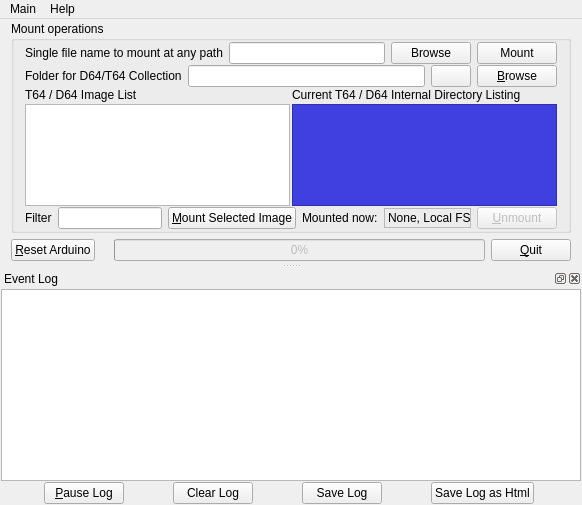
This is mainwindow.ui in Larswad/uno2iec as Qt 5 draws it before an edit. The edited form follows.
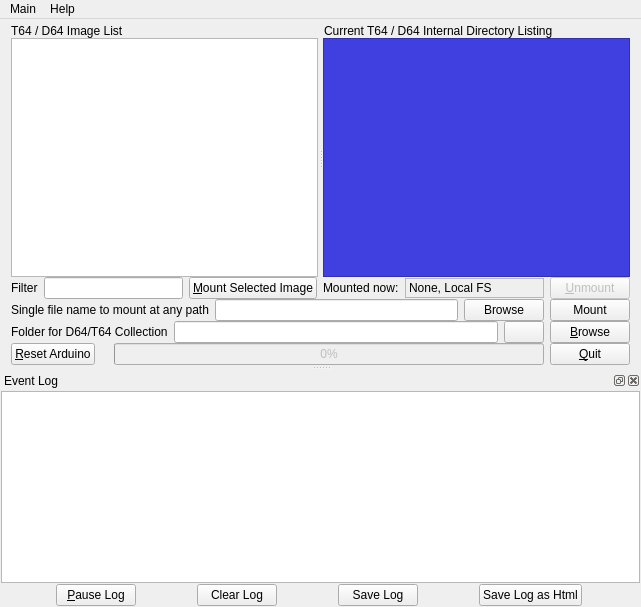
This is the edited form. Icons and pictures are not drawn.

Commit message: Fixed bugs for saving files so it now appears to work for native file system, .PRG files. Works with replace mode using @ character. Write and read progress improved. UI is now rearranged again with splitter between the dirlist and image directory. Splitter is persistent. Improved global defines for arduino side and some code cleanup. Added a nice binary logger that can be used for debugging on the PC side. C64 cursor in dirlist is now hidden while reading or writing data, just like the CBM.

```diff
--- a/mainwindow.ui
+++ b/mainwindow.ui
@@ -6,203 +6,28 @@
    <rect>
     <x>0</x>
     <y>0</y>
-    <width>582</width>
-    <height>505</height>
+    <width>641</width>
+    <height>607</height>
    </rect>
   </property>
   <property name="windowTitle">
    <string>Arduino To IEC Host</string>
   </property>
   <widget class="QWidget" name="centralWidget">
-   <layout class="QVBoxLayout" name="verticalLayout">
-    <property name="topMargin">
-     <number>2</number>
-    </property>
-    <property name="bottomMargin">
-     <number>2</number>
-    </property>
-    <item>
-     <widget class="QGroupBox" name="groupBox_2">
-      <property name="title">
-       <string>Mount operations</string>
-      </property>
-      <layout class="QVBoxLayout" name="verticalLayout_2">
-       <property name="spacing">
-        <number>1</number>
-       </property>
-       <property name="topMargin">
-        <number>1</number>
-       </property>
-       <property name="bottomMargin">
-        <number>1</number>
-       </property>
-       <item>
-        <layout class="QHBoxLayout" name="horizontalLayout_3">
-         <item>
-          <widget class="QLabel" name="label_6">
-           <property name="sizePolicy">
-            <sizepolicy hsizetype="Maximum" vsizetype="Preferred">
-             <horstretch>0</horstretch>
-             <verstretch>0</verstretch>
-            </sizepolicy>
-           </property>
-           <property name="minimumSize">
-            <size>
-             <width>140</width>
-             <height>0</height>
-            </size>
-           </property>
-           <property name="text">
-            <string>Single file name to mount at any path</string>
-           </property>
-          </widget>
-         </item>
-         <item>
-          <widget class="QLineEdit" name="singleImageName">
-           <property name="sizePolicy">
-            <sizepolicy hsizetype="Expanding" vsizetype="Fixed">
-             <horstretch>0</horstretch>
-             <verstretch>0</verstretch>
-            </sizepolicy>
-           </property>
-           <property name="minimumSize">
-            <size>
-             <width>0</width>
-             <height>0</height>
-            </size>
-           </property>
-          </widget>
-         </item>
-         <item>
-          <widget class="QPushButton" name="browseSingle">
-           <property name="sizePolicy">
-            <sizepolicy hsizetype="Maximum" vsizetype="Fixed">
-             <horstretch>0</horstretch>
-             <verstretch>0</verstretch>
-            </sizepolicy>
-           </property>
-           <property name="text">
-            <string>Browse</string>
-           </property>
-           <property name="icon">
-            <iconset>
-             <normaloff>icons/browse.png</normaloff>icons/browse.png</iconset>
-           </property>
-           <property name="iconSize">
-            <size>
-             <width>32</width>
-             <height>32</height>
-            </size>
-           </property>
-          </widget>
-         </item>
-         <item>
-          <widget class="QPushButton" name="mountSingle">
-           <property name="sizePolicy">
-            <sizepolicy hsizetype="Maximum" vsizetype="Fixed">
-             <horstretch>0</horstretch>
-             <verstretch>0</verstretch>
-            </sizepolicy>
-           </property>
-           <property name="text">
-            <string>Mount</string>
-           </property>
-           <property name="icon">
-            <iconset resource="resources.qrc">
-             <normaloff>:/icons/icons/floppy_mount.png</normaloff>:/icons/icons/floppy_mount.png</iconset>
-           </property>
-           <property name="iconSize">
-            <size>
-             <width>32</width>
-             <height>32</height>
-            </size>
-           </property>
-          </widget>
-         </item>
-        </layout>
-       </item>
-       <item>
-        <layout class="QHBoxLayout" name="horizontalLayout_5">
-         <item>
-          <widget class="QLabel" name="label_8">
-           <property name="text">
-            <string>Folder for D64/T64 Collection</string>
-           </property>
-          </widget>
-         </item>
-         <item>
-          <widget class="QLineEdit" name="imageDir">
-           <property name="sizePolicy">
-            <sizepolicy hsizetype="Expanding" vsizetype="Fixed">
-             <horstretch>0</horstretch>
-             <verstretch>0</verstretch>
-            </sizepolicy>
-           </property>
-           <property name="minimumSize">
-            <size>
-             <width>0</width>
-             <height>0</height>
-            </size>
-           </property>
-          </widget>
-         </item>
-         <item>
-          <widget class="QPushButton" name="reloadImageDir">
-           <property name="sizePolicy">
-            <sizepolicy hsizetype="Maximum" vsizetype="Fixed">
-             <horstretch>0</horstretch>
-             <verstretch>0</verstretch>
-            </sizepolicy>
-           </property>
-           <property name="text">
-            <string/>
-           </property>
-           <property name="icon">
-            <iconset resource="resources.qrc">
-             <normaloff>:/icons/icons/arrow_refresh.png</normaloff>:/icons/icons/arrow_refresh.png</iconset>
-           </property>
-           <property name="iconSize">
-            <size>
-             <width>32</width>
-             <height>32</height>
-            </size>
-           </property>
-          </widget>
-         </item>
-         <item>
-          <widget class="QPushButton" name="browseImageDir">
-           <property name="sizePolicy">
-            <sizepolicy hsizetype="Maximum" vsizetype="Fixed">
-             <horstretch>0</horstretch>
-             <verstretch>0</verstretch>
-            </sizepolicy>
-           </property>
-           <property name="text">
-            <string>&amp;Browse</string>
-           </property>
-           <property name="icon">
-            <iconset>
-             <normaloff>icons/browse.png</normaloff>icons/browse.png</iconset>
-           </property>
-           <property name="iconSize">
-            <size>
-             <width>32</width>
-             <height>32</height>
-            </size>
-           </property>
-          </widget>
-         </item>
-        </layout>
-       </item>
-       <item>
-        <layout class="QHBoxLayout" name="horizontalLayout_6">
-         <property name="spacing">
-          <number>2</number>
-         </property>
-         <item>
           <layout class="QVBoxLayout" name="verticalLayout_3">
            <property name="spacing">
-            <number>2</number>
+     <number>0</number>
+    </property>
+    <property name="topMargin">
+     <number>0</number>
+    </property>
+    <property name="bottomMargin">
+     <number>0</number>
+    </property>
+    <item>
+     <layout class="QHBoxLayout" name="horizontalLayout_9">
+      <property name="topMargin">
+       <number>5</number>
            </property>
            <item>
             <widget class="QLabel" name="label_9">
@@ -218,6 +43,49 @@
             </widget>
            </item>
            <item>
+       <widget class="QLabel" name="label_2">
+        <property name="sizePolicy">
+         <sizepolicy hsizetype="Preferred" vsizetype="Fixed">
+          <horstretch>0</horstretch>
+          <verstretch>0</verstretch>
+         </sizepolicy>
+        </property>
+        <property name="text">
+         <string>Current T64 / D64 Internal Directory Listing</string>
+        </property>
+       </widget>
+      </item>
+     </layout>
+    </item>
+    <item>
+     <widget class="QSplitter" name="splitter">
+      <property name="sizePolicy">
+       <sizepolicy hsizetype="Expanding" vsizetype="Expanding">
+        <horstretch>0</horstretch>
+        <verstretch>0</verstretch>
+       </sizepolicy>
+      </property>
+      <property name="minimumSize">
+       <size>
+        <width>0</width>
+        <height>200</height>
+       </size>
+      </property>
+      <property name="frameShape">
+       <enum>QFrame::NoFrame</enum>
+      </property>
+      <property name="lineWidth">
+       <number>1</number>
+      </property>
+      <property name="orientation">
+       <enum>Qt::Horizontal</enum>
+      </property>
+      <property name="opaqueResize">
+       <bool>true</bool>
+      </property>
+      <property name="handleWidth">
+       <number>5</number>
+      </property>
             <widget class="QTreeView" name="dirList">
              <property name="sizePolicy">
               <sizepolicy hsizetype="Expanding" vsizetype="Preferred">
@@ -241,28 +109,6 @@
               <bool>false</bool>
              </property>
             </widget>
-           </item>
-          </layout>
-         </item>
-         <item>
-          <layout class="QVBoxLayout" name="verticalLayout_5">
-           <property name="spacing">
-            <number>2</number>
-           </property>
-           <item>
-            <widget class="QLabel" name="label_2">
-             <property name="sizePolicy">
-              <sizepolicy hsizetype="Preferred" vsizetype="Fixed">
-               <horstretch>0</horstretch>
-               <verstretch>0</verstretch>
-              </sizepolicy>
-             </property>
-             <property name="text">
-              <string>Current T64 / D64 Internal Directory Listing</string>
-             </property>
-            </widget>
-           </item>
-           <item>
             <widget class="QTextEdit" name="imageDirList">
              <property name="font">
               <font>
@@ -292,10 +138,7 @@
               <number>16</number>
              </property>
             </widget>
-           </item>
-          </layout>
-         </item>
-        </layout>
+     </widget>
        </item>
        <item>
         <layout class="QHBoxLayout" name="horizontalLayout_8">
@@ -322,7 +165,7 @@
            </property>
            <property name="minimumSize">
             <size>
-             <width>80</width>
+          <width>100</width>
              <height>0</height>
             </size>
            </property>
@@ -421,8 +264,163 @@
          </item>
         </layout>
        </item>
-      </layout>
-     </widget>
+    <item>
+     <layout class="QHBoxLayout" name="horizontalLayout_3">
+      <item>
+       <widget class="QLabel" name="label_6">
+        <property name="sizePolicy">
+         <sizepolicy hsizetype="Maximum" vsizetype="Preferred">
+          <horstretch>0</horstretch>
+          <verstretch>0</verstretch>
+         </sizepolicy>
+        </property>
+        <property name="minimumSize">
+         <size>
+          <width>140</width>
+          <height>0</height>
+         </size>
+        </property>
+        <property name="text">
+         <string>Single file name to mount at any path</string>
+        </property>
+       </widget>
+      </item>
+      <item>
+       <widget class="QLineEdit" name="singleImageName">
+        <property name="sizePolicy">
+         <sizepolicy hsizetype="Expanding" vsizetype="Fixed">
+          <horstretch>0</horstretch>
+          <verstretch>0</verstretch>
+         </sizepolicy>
+        </property>
+        <property name="minimumSize">
+         <size>
+          <width>0</width>
+          <height>0</height>
+         </size>
+        </property>
+       </widget>
+      </item>
+      <item>
+       <widget class="QPushButton" name="browseSingle">
+        <property name="sizePolicy">
+         <sizepolicy hsizetype="Maximum" vsizetype="Fixed">
+          <horstretch>0</horstretch>
+          <verstretch>0</verstretch>
+         </sizepolicy>
+        </property>
+        <property name="text">
+         <string>Browse</string>
+        </property>
+        <property name="icon">
+         <iconset>
+          <normaloff>icons/browse.png</normaloff>icons/browse.png</iconset>
+        </property>
+        <property name="iconSize">
+         <size>
+          <width>32</width>
+          <height>32</height>
+         </size>
+        </property>
+       </widget>
+      </item>
+      <item>
+       <widget class="QPushButton" name="mountSingle">
+        <property name="sizePolicy">
+         <sizepolicy hsizetype="Maximum" vsizetype="Fixed">
+          <horstretch>0</horstretch>
+          <verstretch>0</verstretch>
+         </sizepolicy>
+        </property>
+        <property name="text">
+         <string>Mount</string>
+        </property>
+        <property name="icon">
+         <iconset resource="resources.qrc">
+          <normaloff>:/icons/icons/floppy_mount.png</normaloff>:/icons/icons/floppy_mount.png</iconset>
+        </property>
+        <property name="iconSize">
+         <size>
+          <width>32</width>
+          <height>32</height>
+         </size>
+        </property>
+       </widget>
+      </item>
+     </layout>
+    </item>
+    <item>
+     <layout class="QHBoxLayout" name="horizontalLayout_5">
+      <item>
+       <widget class="QLabel" name="label_8">
+        <property name="text">
+         <string>Folder for D64/T64 Collection</string>
+        </property>
+       </widget>
+      </item>
+      <item>
+       <widget class="QLineEdit" name="imageDir">
+        <property name="sizePolicy">
+         <sizepolicy hsizetype="Expanding" vsizetype="Fixed">
+          <horstretch>0</horstretch>
+          <verstretch>0</verstretch>
+         </sizepolicy>
+        </property>
+        <property name="minimumSize">
+         <size>
+          <width>0</width>
+          <height>0</height>
+         </size>
+        </property>
+       </widget>
+      </item>
+      <item>
+       <widget class="QPushButton" name="reloadImageDir">
+        <property name="sizePolicy">
+         <sizepolicy hsizetype="Maximum" vsizetype="Fixed">
+          <horstretch>0</horstretch>
+          <verstretch>0</verstretch>
+         </sizepolicy>
+        </property>
+        <property name="text">
+         <string/>
+        </property>
+        <property name="icon">
+         <iconset resource="resources.qrc">
+          <normaloff>:/icons/icons/arrow_refresh.png</normaloff>:/icons/icons/arrow_refresh.png</iconset>
+        </property>
+        <property name="iconSize">
+         <size>
+          <width>32</width>
+          <height>32</height>
+         </size>
+        </property>
+       </widget>
+      </item>
+      <item>
+       <widget class="QPushButton" name="browseImageDir">
+        <property name="sizePolicy">
+         <sizepolicy hsizetype="Maximum" vsizetype="Fixed">
+          <horstretch>0</horstretch>
+          <verstretch>0</verstretch>
+         </sizepolicy>
+        </property>
+        <property name="text">
+         <string>&amp;Browse</string>
+        </property>
+        <property name="icon">
+         <iconset>
+          <normaloff>icons/browse.png</normaloff>icons/browse.png</iconset>
+        </property>
+        <property name="iconSize">
+         <size>
+          <width>32</width>
+          <height>32</height>
+         </size>
+        </property>
+       </widget>
+      </item>
+     </layout>
     </item>
     <item>
      <layout class="QHBoxLayout" name="horizontalLayout_2">
@@ -525,7 +523,7 @@
     <rect>
      <x>0</x>
      <y>0</y>
-     <width>582</width>
+     <width>641</width>
      <height>19</height>
     </rect>
    </property>
@@ -585,6 +583,12 @@
      <verstretch>0</verstretch>
     </sizepolicy>
    </property>
+   <property name="minimumSize">
+    <size>
+     <width>418</width>
+     <height>200</height>
+    </size>
+   </property>
    <property name="windowIcon">
     <iconset resource="resources.qrc">
      <normaloff>:/icons/icons/1541.ico</normaloff>:/icons/icons/1541.ico</iconset>
```
Lines whose indentation alone changed are shown as unchanged. The commit also changes 11 other files.
